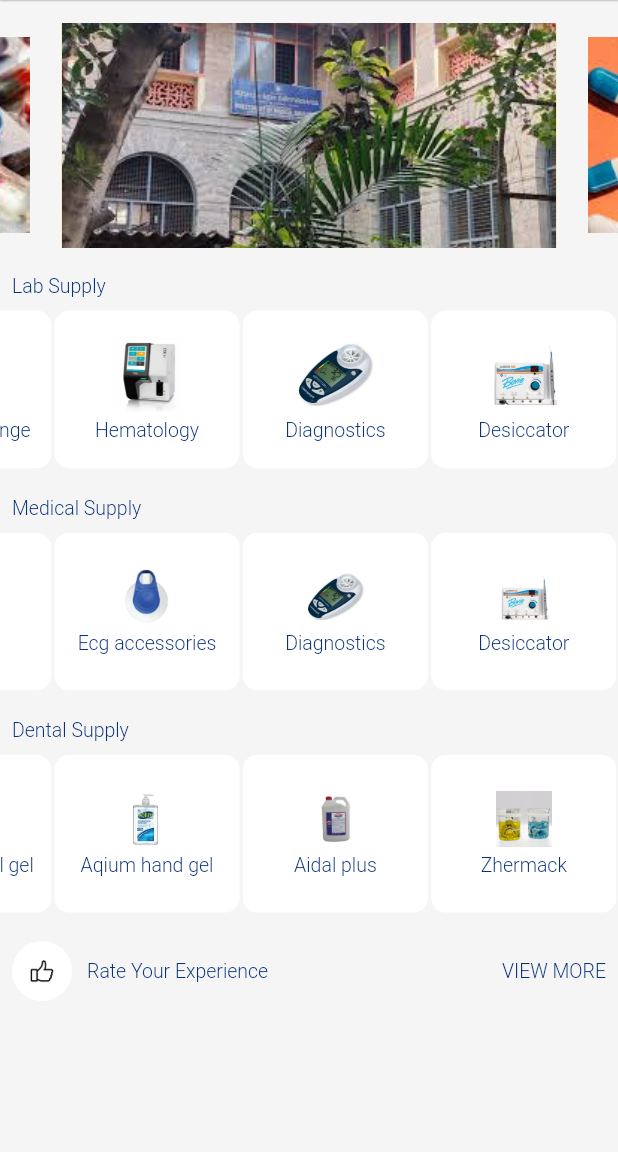
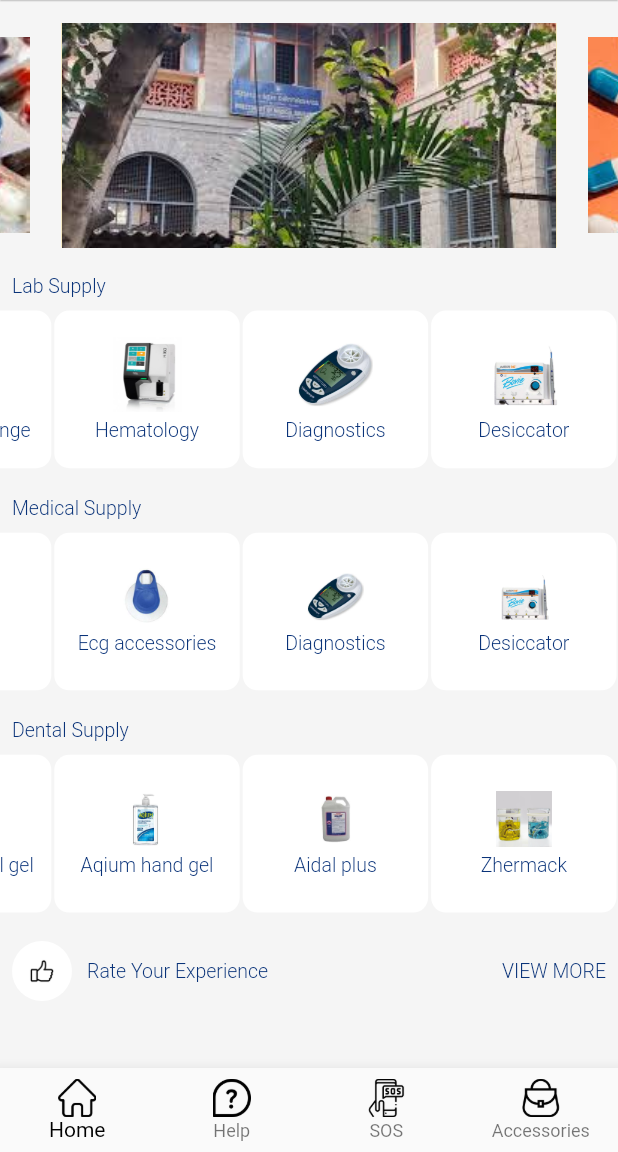
Before and after one commit to Ms-7837/flutter-demo, a Flutter app: the screen it shows after launch, on a phone screen of 412 x 824 dp, the part 84-1236 px from its top. Run offline on Flutter 3.47's test engine with Material 2 defaults, Android fonts, the phone set to English and light mode, and no system bars; drawn by our look-alikes of carousel_slider.

Commit message:
BottomNavigationbar

```diff
--- a/lib/Bottom_sheet.dart
+++ b/lib/Bottom_sheet.dart
@@ -1,29 +1,85 @@
-import 'package:demo_flutter/Bottom_sheet.dart';
+import 'package:demo_flutter/Accesso.dart';
+import 'package:demo_flutter/Help.dart';
+import 'package:demo_flutter/Sos.dart';
+import 'package:demo_flutter/main.dart';
 import 'package:flutter/material.dart';
 
-void main() => runApp(const MaterialApp(
 
+class BottomNavigation extends StatefulWidget {
 
-
-  debugShowCheckedModeBanner: false,
-));
-
-class Bottom_sheet extends StatefulWidget {
-  const Bottom_sheet({Key? key}) : super(key: key);
+ BottomNavigation({Key? key}) : super(key: key);
 
   @override
-  State<Bottom_sheet> createState() => _Bottom_sheetState();
+  State<BottomNavigation> createState() => _BottomNavigationState();
 }
 
-class _Bottom_sheetState extends State<Bottom_sheet> {
+class _BottomNavigationState extends State<BottomNavigation> {
+  var h;
 
+  var w;
+   int _selectedIndex = 0;
+  static  TextStyle optionStyle =
+  const TextStyle(fontSize: 30, fontWeight: FontWeight.bold);
+  static  final List _widgetOptions = [
+    MyHomepage(),
+     Help(),
+    Sos(),
+    Accesso(),
+  ];
 
+  void _onItemTapped(int index) {
+    setState(() {
+      _selectedIndex = index;
+    });
+  }
 
   @override
   Widget build(BuildContext context) {
+    h = MediaQuery.of(context).size.height;
+    w = MediaQuery.of(context).size.width;
+    return Scaffold(
+
+        // title: const Text('BottomNavigationBar Sample'),
+
+      body:  Center(
 
 
+        child: _widgetOptions.elementAt(_selectedIndex),
+       ),
+      bottomNavigationBar: BottomNavigationBar(
+        items:  <BottomNavigationBarItem>[
+          BottomNavigationBarItem(
+        icon: Image.asset('assets/home.png',scale: 20, color: Colors.black, ),
+            label: 'Home',
 
-    return Container();
+
+          ),
+          BottomNavigationBarItem(
+            icon: Image.asset('assets/help.png',scale: 20, color: Colors.black,),
+
+            label: 'Help',
+
+          ),
+          BottomNavigationBarItem(
+            icon: Image.asset('assets/urgent.png',scale: 20,color: Colors.black,),
+            label: 'SOS',
+
+          ),
+          BottomNavigationBarItem(
+            icon: Image.asset('assets/acces.png',scale: 20,color: Colors.black,),
+
+            label: 'Accessories',
+
+          ),
+        ],
+        currentIndex: _selectedIndex,
+        showUnselectedLabels: true,
+type: BottomNavigationBarType.fixed,
+        unselectedLabelStyle:  const TextStyle(color: Colors.black),
+        selectedItemColor: Colors.black,
+        onTap: _onItemTapped,
+      ),
+    );
   }
+
 }
--- /dev/null
+++ b/lib/Help.dart
@@ -0,0 +1,25 @@
+import 'package:flutter/material.dart';
+
+class Help extends StatefulWidget {
+  const Help({Key? key}) : super(key: key);
+
+  @override
+  State<Help> createState() => _HelpState();
+}
+
+class _HelpState extends State<Help> {
+  @override
+  Widget build(BuildContext context) {
+    return Scaffold(
+      body: Center(
+        child: ElevatedButton(
+          onPressed: () {
+            Navigator.pop(context);
+          },
+          child: const Text('Go back!'),
+
+        ),
+      ),
+    );
+  }
+}
--- /dev/null
+++ b/lib/Sos.dart
@@ -0,0 +1,26 @@
+import 'package:flutter/material.dart';
+import 'package:demo_flutter/Sos.dart';
+class Sos extends StatefulWidget {
+  const Sos({Key? key}) : super(key: key);
+
+  @override
+  State<Sos> createState() => _SosState();
+}
+
+class _SosState extends State<Sos> {
+  @override
+  Widget build(BuildContext context) {
+    return Scaffold(
+      body: Center(
+        child: ElevatedButton(
+          onPressed: () {
+            Navigator.pop(context);
+          },
+          child: const Text('Go back!'),
+
+        ),
+
+      ),
+    );
+  }
+}
--- a/lib/main.dart
+++ b/lib/main.dart
@@ -1,5 +1,6 @@
 import 'dart:ui';
 
+import 'package:demo_flutter/Bottom_sheet.dart';
 import 'package:demo_flutter/Search.dart';
 import 'package:demo_flutter/utils/MyColor.dart';
 import 'package:flutter/cupertino.dart';
@@ -8,13 +9,16 @@ import 'package:demo_flutter/Cart.dart';
 import 'package:carousel_slider/carousel_slider.dart';
 import 'package:flutter/services.dart';
 
+import 'Help.dart';
+
+
 void main() => runApp(MaterialApp(
       theme: ThemeData(
         primaryColor: Colors.white,
         accentColor: Colors.white,
       ),
       debugShowCheckedModeBanner: false,
-      home: MyHomepage(appTitle: 'appTitle'),
+      home: BottomNavigation(),
     ));
 
 class MyHomepage extends StatefulWidget {
@@ -30,7 +34,7 @@ class _MyHomepageState extends State<MyHomepage> {
   var h;
 
   var w;
-
+  final int _selectedIndex = 0;
   List images = [
     // 'assets/slide4.jpg',
     // 'assets/slide5.jpg',
@@ -116,7 +120,11 @@ TextStyle font=const TextStyle(
 );
 
 
-
+  void _onItemTapped(int index) {
+    //   setState(() {
+    //     _selectedIndex = index;
+    //   });
+  }
 
   @override
   Widget build(BuildContext context) {
@@ -153,10 +161,27 @@ TextStyle font=const TextStyle(
                 context,
                 MaterialPageRoute(builder: (context) => const Cart()),
               );
+             /* Navigator.push(
+                context,
+                MaterialPageRoute(builder: (context) => BottomNavigation()),
+              );
+              Navigator.push(
+                context,
+                MaterialPageRoute(builder: (context) => const Help()),
+
+              );
+              Navigator.push(
+                context,
+                MaterialPageRoute(builder: (context) => const Sos()),
+
+              );*/
             },
           )
         ],
       ),
+
+
+
       body: SizedBox(
           height: h,
           width: w,
@@ -390,6 +415,8 @@ TextStyle font=const TextStyle(
               ],
             ),
           )),
+
+
       drawer: Drawer(
         child: ListView(
           children: [
```
Also changed, not shown: lib/Accesso.dart (added, +30 -0 lines), assets/acces.png (added), assets/help.png (added), assets/home.png (added), assets/urgent.png (added).
